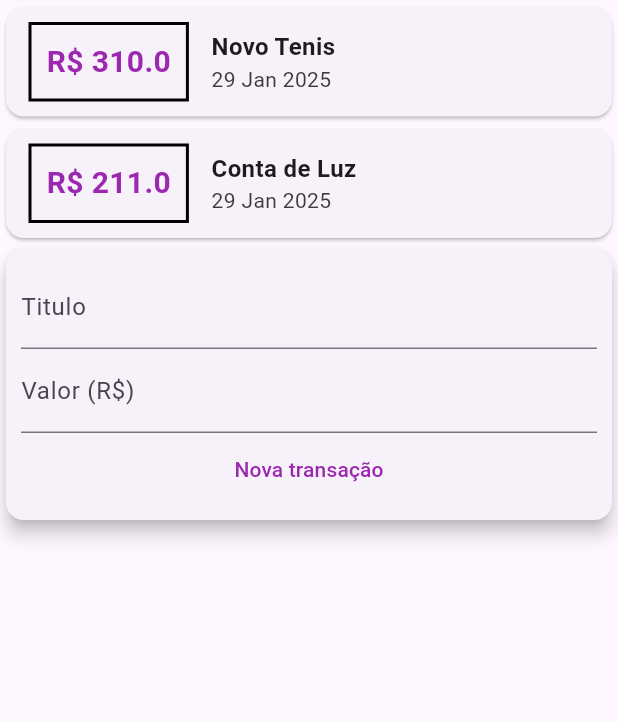
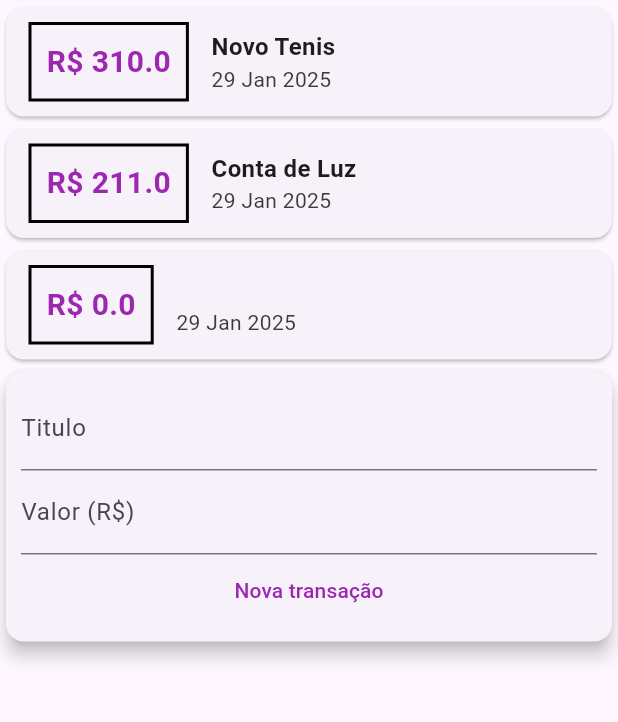
Before and after one commit to LucasLimaAmaral/Expenses_dart, a Flutter app: the screen it shows after launch, after a tap on "Nova transação", on a phone screen of 412 x 824 dp, the part 125-847 px from its top. Run offline on Flutter 3.47's test engine with Material 3 defaults, Android fonts, the phone set to English and light mode, and no system bars.

Commit message:
adicionando transacao dinamicamente

```diff
--- a/lib/components/transaction_form.dart
+++ b/lib/components/transaction_form.dart
@@ -4,7 +4,9 @@ class TransactionForm extends StatelessWidget {
   final titleController = TextEditingController();
   final valueController = TextEditingController();
 
-  TransactionForm({super.key});
+  final void Function (String, double) onSubmit;
+
+  TransactionForm(this.onSubmit, {super.key});
 
   @override
   Widget build(BuildContext context) {
@@ -28,8 +30,9 @@ class TransactionForm extends StatelessWidget {
             ),
             TextButton(
               onPressed: () {
-                print(titleController.text);
-                print(valueController.text);
+                final title = titleController.text;
+                final value = double.tryParse(valueController.text) ?? 0.0;
+                onSubmit(title, value);
               },
               child: Text(
                 'Nova transação',
--- a/lib/components/transaction_user.dart
+++ b/lib/components/transaction_user.dart
@@ -1,3 +1,5 @@
+import 'dart:math';
+
 import 'package:flutter/material.dart';
 import 'transaction_form.dart';
 import 'transactions_list.dart';
@@ -27,12 +29,25 @@ class _TransactionUserState extends State<TransactionUser> {
     )
   ];
 
+  _addTransaction(String title, double value){
+    final newTransaction = Transaction(
+      id: Random().nextDouble().toString(),
+      title: title,
+      value: value,
+      date: DateTime.now()
+    );
+
+    setState(() {
+      _transactions.add(newTransaction);
+    });
+  }
+
   @override
   Widget build(BuildContext context) {
     return Column(
       children: [
         TransactionsList(_transactions),
-        TransactionForm()
+        TransactionForm(_addTransaction)
       ],
     );
   }
```
